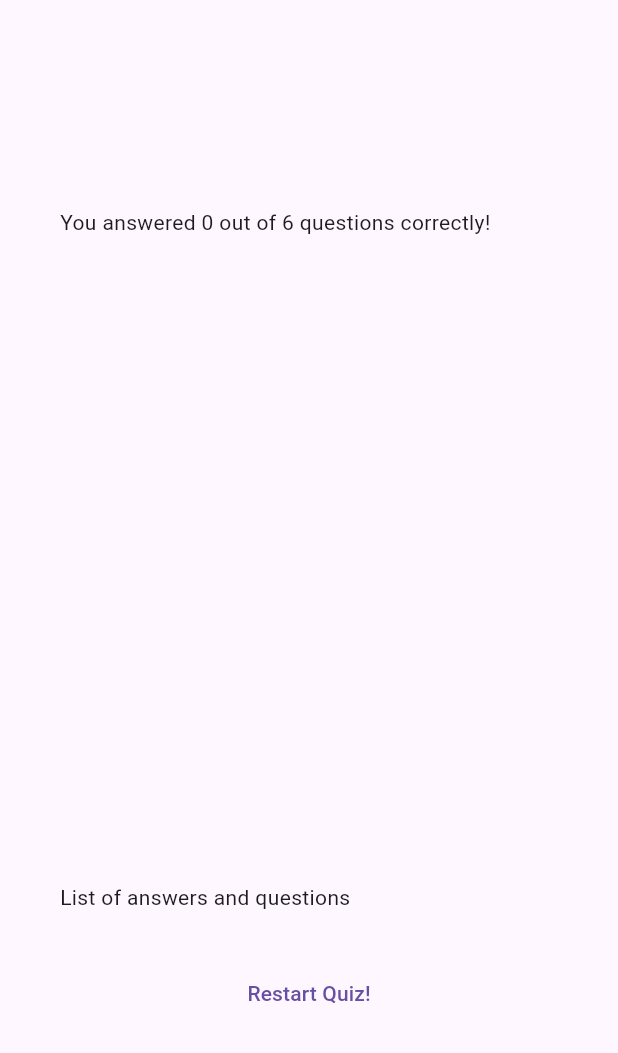
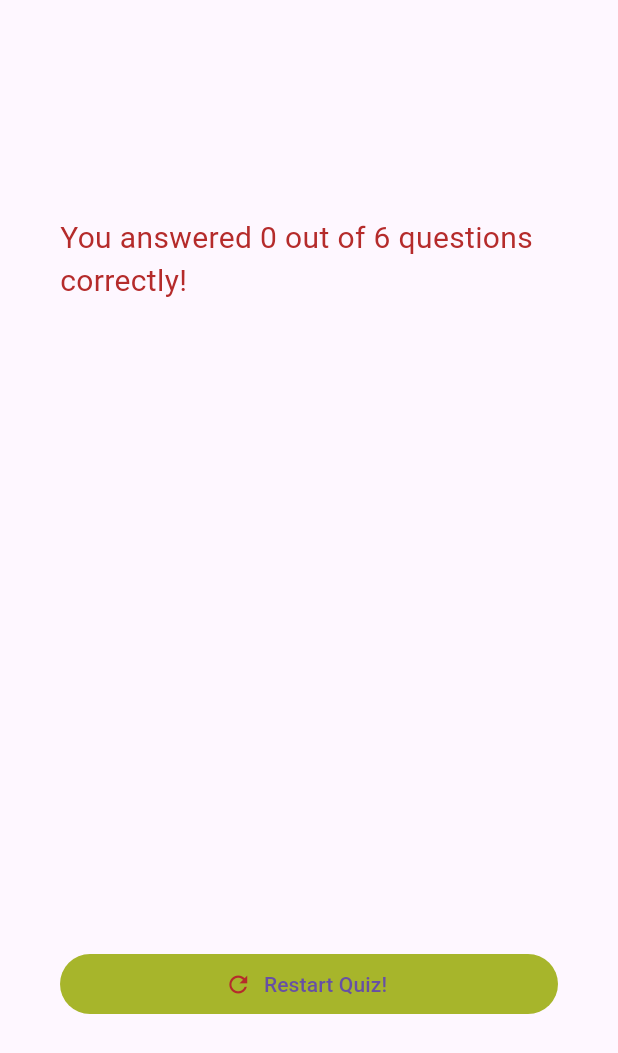
Before and after one commit to SzczerbaDamian/quizz-app, a Flutter app: the ResultsScreen widget shown alone on an empty page, opened directly with empty values, on a phone screen of 412 x 824 dp. Shown: the top 1053 px of the screen. Run offline on Flutter 3.47's test engine with Material 3 defaults, Android fonts, the phone set to English and light mode, and no system bars; our stand-ins replace google_fonts.

Commit message:
change background color & icon added &  getters added

```diff
--- a/lib/results_screen.dart
+++ b/lib/results_screen.dart
@@ -42,16 +42,34 @@ class ResultsScreen extends StatelessWidget {
           crossAxisAlignment: CrossAxisAlignment.stretch,
           children: [
             Text(
+              style: TextStyle(
+                fontSize: 20,
+                color: Color.fromARGB(255, 181, 43, 43),
+              ),
               'You answered $numCorrectQuestions out of $numTotalQuestions questions correctly!',
             ),
             QuestionSummary(sumarryData),
             SizedBox(height: 30),
-            Text('List of answers and questions'),
-            SizedBox(height: 30),
-            TextButton(
-              onPressed:
-                  restartQuizFunction, // tu trzeba zrobić coś, żeby wrócić do ekranu startowego,
-              child: Text('Restart Quiz!'),
+            TextButton.icon(
+              onPressed: restartQuizFunction,
+              style: ButtonStyle(
+                iconColor: WidgetStateProperty.resolveWith((states) {
+                  if (states.contains(WidgetState.pressed)) {
+                    return const Color.fromARGB(255, 7, 255, 172);
+                  } else {
+                    return const Color.fromARGB(255, 181, 43, 43);
+                  }
+                }),
+                backgroundColor: WidgetStateProperty.resolveWith((states) {
+                  if (states.contains(WidgetState.pressed)) {
+                    return const Color.fromARGB(255, 7, 255, 172);
+                  } else {
+                    return const Color.fromARGB(255, 167, 181, 43);
+                  }
+                }),
+              ),
+              icon: Icon(Icons.refresh),
+              label: Text('Restart Quiz!'),
             ),
           ],
         ),
```
Also changed, not shown: pubspec.lock, 3 other files.
